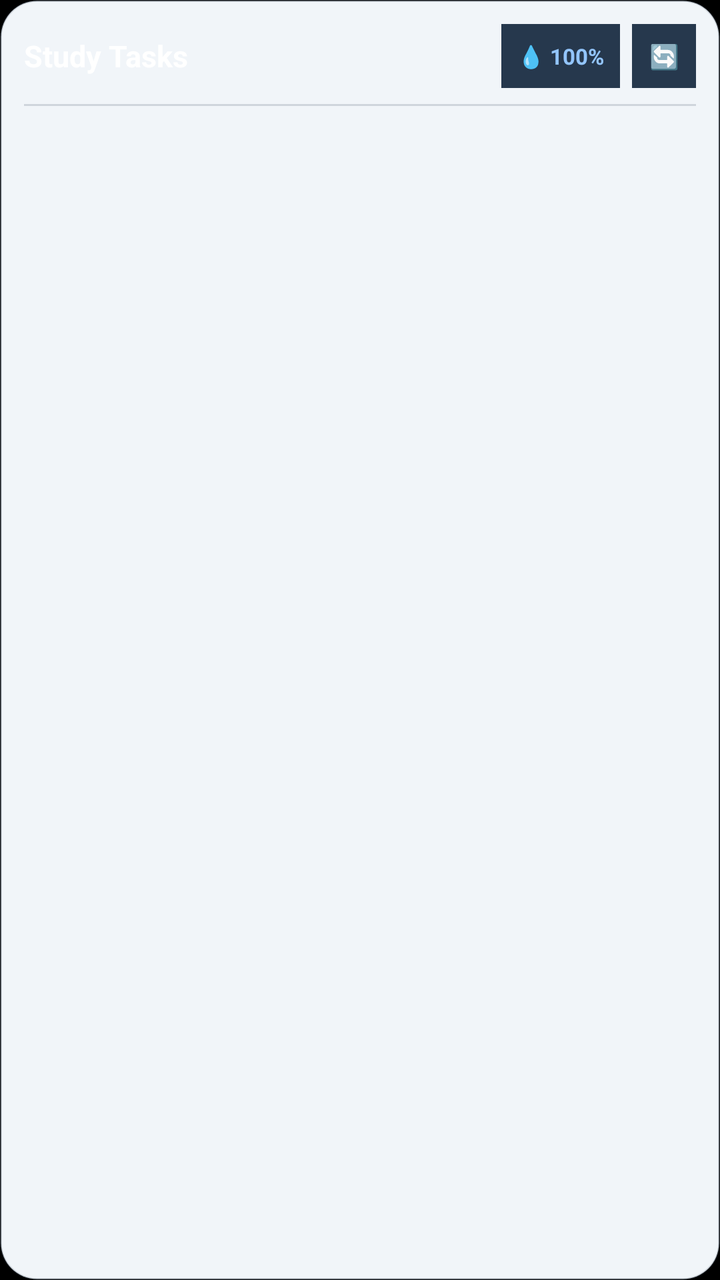
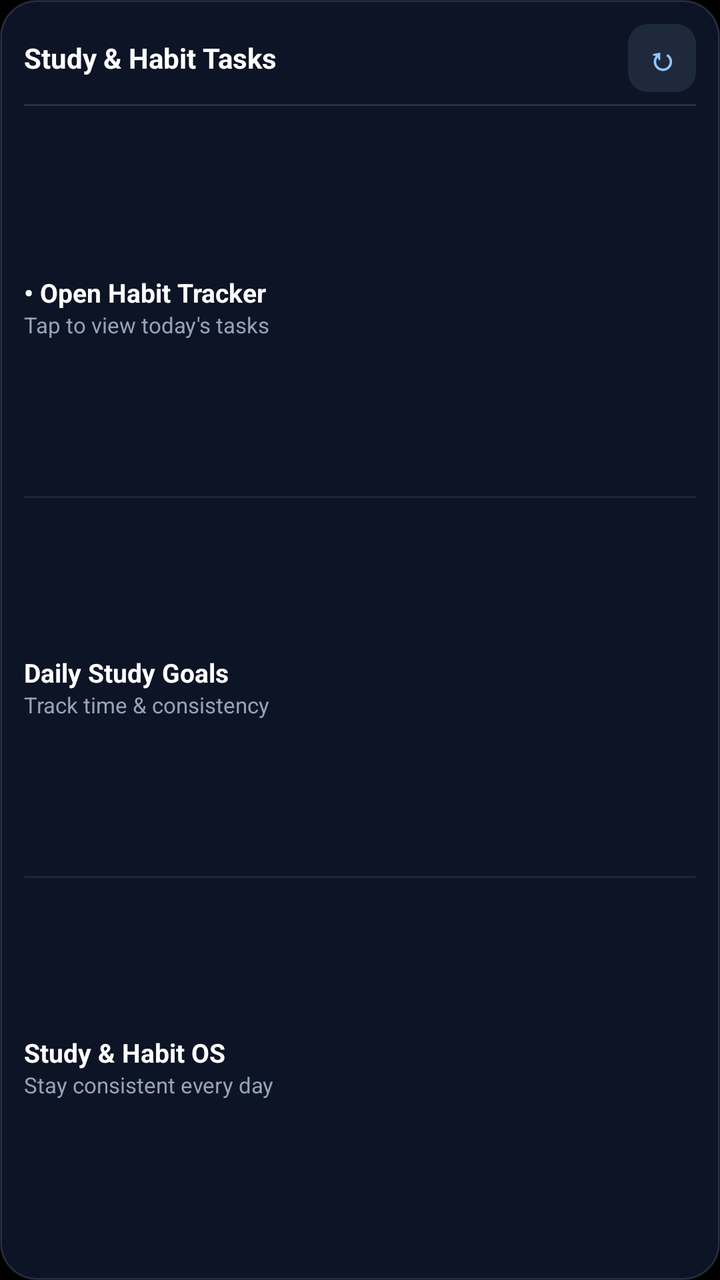

Compare the two renders of this Android layout. The source of the first and the diff that turns it into the second are given below.
<!-- AndroidManifest.xml: application theme Theme.MyApplication -->
<!-- res/layout/widget_tasks_layout.xml -->
<?xml version="1.0" encoding="utf-8"?>
<LinearLayout xmlns:android="http://schemas.android.com/apk/res/android"
    android:id="@+id/widget_tasks_root"
    android:layout_width="match_parent"
    android:layout_height="match_parent"
    android:background="@drawable/widget_bg"
    android:orientation="vertical"
    android:padding="12dp">

    
    <LinearLayout
        android:layout_width="match_parent"
        android:layout_height="wrap_content"
        android:gravity="center_vertical"
        android:orientation="horizontal"
        android:paddingBottom="8dp">

        <TextView
            android:id="@+id/widget_title"
            android:layout_width="0dp"
            android:layout_height="wrap_content"
            android:layout_weight="1"
            android:text="Study Tasks"
            android:textColor="#FFFFFF"
            android:textSize="15sp"
            android:textStyle="bold" />

        
        <TextView
            android:id="@+id/widget_btn_transparency"
            android:layout_width="wrap_content"
            android:layout_height="32dp"
            android:background="#26384D"
            android:gravity="center"
            android:paddingStart="8dp"
            android:paddingEnd="8dp"
            android:text="💧 100%"
            android:textColor="#93C5FD"
            android:textSize="11sp"
            android:textStyle="bold" />

        
        <TextView
            android:id="@+id/widget_btn_refresh"
            android:layout_width="32dp"
            android:layout_height="32dp"
            android:layout_marginStart="6dp"
            android:background="#26384D"
            android:gravity="center"
            android:text="🔄"
            android:textColor="#FFFFFF"
            android:textSize="12sp" />
    </LinearLayout>

    
    <View
        android:layout_width="match_parent"
        android:layout_height="1dp"
        android:layout_marginBottom="6dp"
        android:background="#33475569" />

    
    <FrameLayout
        android:layout_width="match_parent"
        android:layout_height="0dp"
        android:layout_weight="1">

        <ListView
            android:id="@+id/widget_tasks_list"
            android:layout_width="match_parent"
            android:layout_height="match_parent"
            android:divider="@null"
            android:dividerHeight="0dp"
            android:listSelector="@android:color/transparent"
            android:scrollbars="vertical" />

        <TextView
            android:id="@+id/widget_empty_view"
            android:layout_width="match_parent"
            android:layout_height="match_parent"
            android:gravity="center"
            android:text="No upcoming tasks\nTap to add tasks in app"
            android:textColor="#94A3B8"
            android:textSize="13sp"
            android:visibility="gone" />
    </FrameLayout>

</LinearLayout>
<!-- resources referenced by this layout -->
<resources>
  <!-- drawable widget_bg (drawable) -->
  <?xml version="1.0" encoding="utf-8"?>
  <shape xmlns:android="http://schemas.android.com/apk/res/android"
      android:shape="rectangle">
      <corners android:radius="18dp" />
      <solid android:color="@color/widget_bg_color" />
      <stroke
          android:width="1dp"
          android:color="#33475569" />
  </shape>
  <style name="Theme.MyApplication" parent="android:Theme.Material.Light.NoActionBar">
          <item name="android:windowBackground">@android:color/black</item>
      </style>
  <color name="widget_bg_color">#F1F5F9</color>
</resources>

<!-- the commit's change to res/layout/widget_tasks_layout.xml (unified diff, before → after) -->
@@ -13,76 +13,167 @@
         android:layout_height="wrap_content"
         android:gravity="center_vertical"
         android:orientation="horizontal"
-        android:paddingBottom="8dp">
+        android:paddingBottom="6dp">
 
         <TextView
             android:id="@+id/widget_title"
             android:layout_width="0dp"
             android:layout_height="wrap_content"
             android:layout_weight="1"
-            android:text="Study Tasks"
+            android:ellipsize="end"
+            android:maxLines="1"
+            android:text="Study &amp; Habit Tasks"
             android:textColor="#FFFFFF"
-            android:textSize="15sp"
+            android:textSize="14sp"
             android:textStyle="bold" />
 
-        
-        <TextView
-            android:id="@+id/widget_btn_transparency"
-            android:layout_width="wrap_content"
-            android:layout_height="32dp"
-            android:background="#26384D"
-            android:gravity="center"
-            android:paddingStart="8dp"
-            android:paddingEnd="8dp"
-            android:text="💧 100%"
-            android:textColor="#93C5FD"
-            android:textSize="11sp"
-            android:textStyle="bold" />
-
-        
         <TextView
             android:id="@+id/widget_btn_refresh"
-            android:layout_width="32dp"
-            android:layout_height="32dp"
-            android:layout_marginStart="6dp"
-            android:background="#26384D"
+            android:layout_width="34dp"
+            android:layout_height="34dp"
+            android:background="@drawable/widget_card_bg"
+            android:contentDescription="Refresh Tasks"
             android:gravity="center"
-            android:text="🔄"
-            android:textColor="#FFFFFF"
-            android:textSize="12sp" />
+            android:text="↻"
+            android:textColor="#93C5FD"
+            android:textSize="16sp"
+            android:textStyle="bold" />
     </LinearLayout>
 
-    
-    <View
+    <LinearLayout
         android:layout_width="match_parent"
         android:layout_height="1dp"
         android:layout_marginBottom="6dp"
-        android:background="#33475569" />
+        android:background="#3394A3B8" />
 
     
-    <FrameLayout
+    <LinearLayout
+        android:id="@+id/widget_row_1"
         android:layout_width="match_parent"
         android:layout_height="0dp"
-        android:layout_weight="1">
+        android:layout_weight="1"
+        android:gravity="center_vertical"
+        android:orientation="horizontal"
+        android:paddingTop="2dp"
+        android:paddingBottom="2dp">
 
-        <ListView
-            android:id="@+id/widget_tasks_list"
-            android:layout_width="match_parent"
-            android:layout_height="match_parent"
-            android:divider="@null"
-            android:dividerHeight="0dp"
-            android:listSelector="@android:color/transparent"
-            android:scrollbars="vertical" />
+        <LinearLayout
+            android:layout_width="0dp"
+            android:layout_height="wrap_content"
+            android:layout_weight="1"
+            android:orientation="vertical">
 
-        <TextView
-            android:id="@+id/widget_empty_view"
-            android:layout_width="match_parent"
-            android:layout_height="match_parent"
-            android:gravity="center"
-            android:text="No upcoming tasks\nTap to add tasks in app"
-            android:textColor="#94A3B8"
-            android:textSize="13sp"
-            android:visibility="gone" />
-    </FrameLayout>
+            <TextView
+                android:id="@+id/widget_task_1_title"
+                android:layout_width="match_parent"
+                android:layout_height="wrap_content"
+                android:ellipsize="end"
+                android:maxLines="1"
+                android:text="• Open Habit Tracker"
+                android:textColor="#FFFFFF"
+                android:textSize="13sp"
+                android:textStyle="bold" />
+
+            <TextView
+                android:id="@+id/widget_task_1_subtitle"
+                android:layout_width="match_parent"
+                android:layout_height="wrap_content"
+                android:ellipsize="end"
+                android:maxLines="1"
+                android:text="Tap to view today's tasks"
+                android:textColor="#94A3B8"
+                android:textSize="11sp" />
+        </LinearLayout>
+    </LinearLayout>
+
+    <LinearLayout
+        android:layout_width="match_parent"
+        android:layout_height="1dp"
+        android:background="#2294A3B8" />
+
+    
+    <LinearLayout
+        android:id="@+id/widget_row_2"
+        android:layout_width="match_parent"
+        android:layout_height="0dp"
+        android:layout_weight="1"
+        android:gravity="center_vertical"
+        android:orientation="horizontal"
+        android:paddingTop="2dp"
+        android:paddingBottom="2dp">
+
+        <LinearLayout
+            android:layout_width="0dp"
+            android:layout_height="wrap_content"
+            android:layout_weight="1"
+            android:orientation="vertical">
+
+            <TextView
+                android:id="@+id/widget_task_2_title"
+                android:layout_width="match_parent"
+                android:layout_height="wrap_content"
+                android:ellipsize="end"
+                android:maxLines="1"
+                android:text="Daily Study Goals"
+                android:textColor="#FFFFFF"
+                android:textSize="13sp"
+                android:textStyle="bold" />
+
+            <TextView
+                android:id="@+id/widget_task_2_subtitle"
+                android:layout_width="match_parent"
+                android:layout_height="wrap_content"
+                android:ellipsize="end"
+                android:maxLines="1"
+                android:text="Track time &amp; consistency"
+                android:textColor="#94A3B8"
+                android:textSize="11sp" />
+        </LinearLayout>
+    </LinearLayout>
+
+    <LinearLayout
+        android:layout_width="match_parent"
+        android:layout_height="1dp"
+        android:background="#2294A3B8" />
+
+    
+    <LinearLayout
+        android:id="@+id/widget_row_3"
+        android:layout_width="match_parent"
+        android:layout_height="0dp"
+        android:layout_weight="1"
+        android:gravity="center_vertical"
+        android:orientation="horizontal"
+        android:paddingTop="2dp"
+        android:paddingBottom="2dp">
+
+        <LinearLayout
+            android:layout_width="0dp"
+            android:layout_height="wrap_content"
+            android:layout_weight="1"
+            android:orientation="vertical">
+
+            <TextView
+                android:id="@+id/widget_task_3_title"
+                android:layout_width="match_parent"
+                android:layout_height="wrap_content"
+                android:ellipsize="end"
+                android:maxLines="1"
+                android:text="Study &amp; Habit OS"
+                android:textColor="#FFFFFF"
+                android:textSize="13sp"
+                android:textStyle="bold" />
+
+            <TextView
+                android:id="@+id/widget_task_3_subtitle"
+                android:layout_width="match_parent"
+                android:layout_height="wrap_content"
+                android:ellipsize="end"
+                android:maxLines="1"
+                android:text="Stay consistent every day"
+                android:textColor="#94A3B8"
+                android:textSize="11sp" />
+        </LinearLayout>
+    </LinearLayout>
 
 </LinearLayout>
<!-- resource entries referenced after the edit -->
@@ -8,11 +8,19 @@
       <solid android:color="@color/widget_bg_color" />
       <stroke
           android:width="1dp"
-          android:color="#33475569" />
+          android:color="#4D64748B" />
+  </shape>
+  <!-- drawable widget_card_bg (drawable) -->
+  <?xml version="1.0" encoding="utf-8"?>
+  <shape xmlns:android="http://schemas.android.com/apk/res/android"
+      android:shape="rectangle">
+      <corners android:radius="10dp" />
+      <solid android:color="@color/widget_card_bg_color" />
   </shape>
   <style name="Theme.MyApplication" parent="android:Theme.Material.Light.NoActionBar">
           <item name="android:windowBackground">@android:color/black</item>
       </style>
-  <color name="widget_bg_color">#F1F5F9</color>
+  <color name="widget_bg_color">#E60F172A</color>
+  <color name="widget_card_bg_color">#1E293B</color>
 </resources>
 
